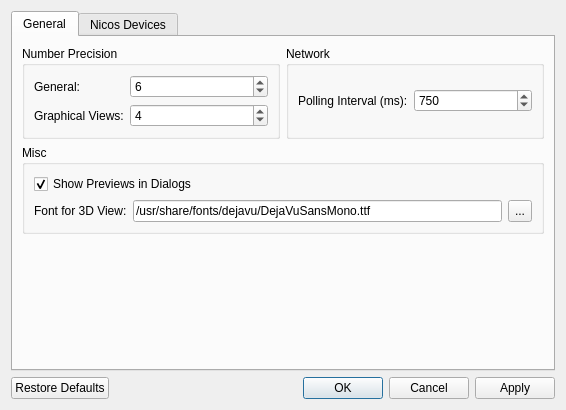
This is ui/settings.ui in tweber-ill/frm_mirror-takin1 as Qt 5 draws it before an edit. The edited form follows.
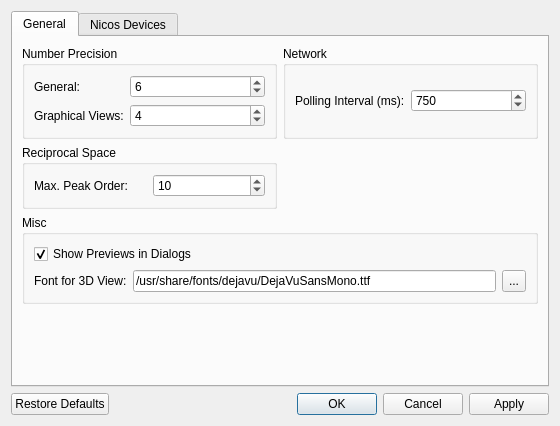
This is the edited form.

The edit to the form file:
```diff
--- a/ui/settings.ui
+++ b/ui/settings.ui
@@ -6,8 +6,8 @@
    <rect>
     <x>0</x>
     <y>0</y>
-    <width>566</width>
-    <height>410</height>
+    <width>560</width>
+    <height>426</height>
    </rect>
   </property>
   <property name="windowTitle">
@@ -194,6 +194,32 @@
          </layout>
         </widget>
        </item>
+       <item row="1" column="0">
+        <widget class="QGroupBox" name="groupBox_4">
+         <property name="title">
+          <string>Reciprocal Space</string>
+         </property>
+         <layout class="QGridLayout" name="gridLayout_7">
+          <item row="0" column="0">
+           <widget class="QLabel" name="label_16">
+            <property name="text">
+             <string>Max. Peak Order:</string>
+            </property>
+           </widget>
+          </item>
+          <item row="0" column="1">
+           <widget class="QSpinBox" name="spinBragg">
+            <property name="minimum">
+             <number>1</number>
+            </property>
+            <property name="value">
+             <number>10</number>
+            </property>
+           </widget>
+          </item>
+         </layout>
+        </widget>
+       </item>
        <item row="3" column="0" colspan="2">
         <spacer name="verticalSpacer">
          <property name="orientation">
```
Left out of the diff: 17 changed lines with no effect on the pictures.
